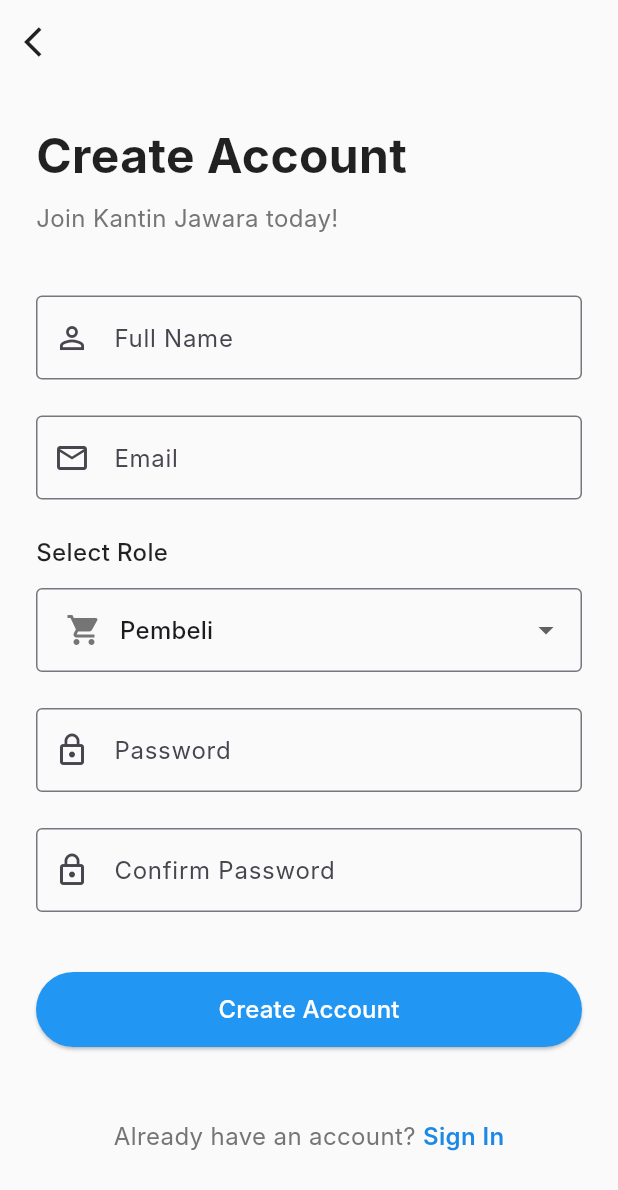
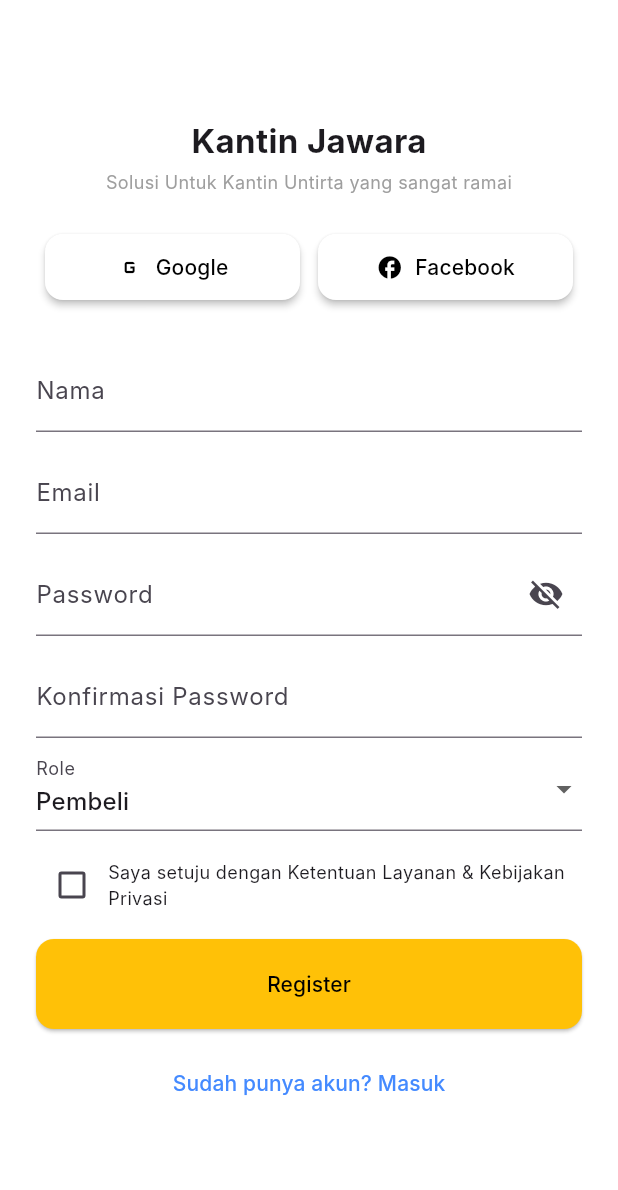
Before and after one commit to penyulaut/Kantin-Jawara, a Flutter app: the RegisterScreen screen opened directly, on a phone screen of 412 x 824 dp. Shown: the top 1190 px of the screen. Run offline on Flutter 3.47's test engine with Material 3 defaults, Android fonts, the phone set to English and light mode, and no system bars; our stand-ins replace get, image_picker, shared_preferences; accounts and stored records are empty; network calls fail; Roboto replaces fonts that are missing (Inter).

Commit message:
UI Login dan Register

```diff
--- a/lib/screens/auth/register_screen.dart
+++ b/lib/screens/auth/register_screen.dart
@@ -1,3 +1,4 @@
+// import 'dart:convert';
 import 'package:flutter/material.dart';
 import 'package:get/get.dart';
 import '../../controllers/auth_controller.dart';
@@ -5,7 +6,6 @@
 
 class RegisterScreen extends StatefulWidget {
   const RegisterScreen({super.key});
-
   @override
   State<RegisterScreen> createState() => _RegisterScreenState();
 }
@@ -19,6 +19,8 @@
   final AuthController _authController = Get.find<AuthController>();
 
   UserRole _selectedRole = UserRole.pembeli;
+  bool _agreed = false;
+  bool _passwordVisible = false;
 
   @override
   void dispose() {
@@ -70,6 +72,13 @@
   }
 
   void _handleRegister() {
+    if (!_agreed) {
+      ScaffoldMessenger.of(context).showSnackBar(
+        const SnackBar(content: Text('Anda harus menyetujui ketentuan.')),
+      );
+      return;
+    }
+
     if (_formKey.currentState!.validate()) {
       _authController.register(
         name: _nameController.text.trim(),
@@ -83,218 +92,104 @@
   @override
   Widget build(BuildContext context) {
     return Scaffold(
-      backgroundColor: Colors.grey[50],
-      appBar: AppBar(
-        backgroundColor: Colors.transparent,
-        elevation: 0,
-        leading: IconButton(
-          icon: const Icon(Icons.arrow_back_ios, color: Colors.black87),
-          onPressed: () {
-            // Clear error message sebelum navigasi
-            _authController.clearErrorOnNavigation();
-            Get.back();
-          },
-        ),
-      ),
-      body: SafeArea(
+      backgroundColor: Colors.white,
+      body: Center(
         child: SingleChildScrollView(
-          padding: const EdgeInsets.all(24.0),
+          padding: const EdgeInsets.symmetric(horizontal: 24.0),
           child: Form(
             key: _formKey,
             child: Column(
-              crossAxisAlignment: CrossAxisAlignment.start,
+              crossAxisAlignment: CrossAxisAlignment.center,
               children: [
-                // Header
+                const Text('Kantin Jawara',
+                    style:
+                        TextStyle(fontSize: 22, fontWeight: FontWeight.bold)),
+                const SizedBox(height: 4),
                 const Text(
-                  'Create Account',
-                  style: TextStyle(
-                    fontSize: 32,
-                    fontWeight: FontWeight.bold,
-                    color: Colors.black87,
-                  ),
-                ),
-                const SizedBox(height: 8),
-                Text(
-                  'Join Kantin Jawara today!',
-                  style: TextStyle(fontSize: 16, color: Colors.grey[600]),
-                ),
-                const SizedBox(height: 40),
-
-                // Name Field
-                TextFormField(
-                  controller: _nameController,
-                  validator: _validateName,
-                  onChanged: (value) {
-                    // Clear error saat user mengetik
-                    if (_authController.errorMessage.isNotEmpty) {
-                      _authController.clearError();
-                    }
-                  },
-                  decoration: const InputDecoration(
-                    labelText: 'Full Name',
-                    hintText: 'Enter your full name',
-                    prefixIcon: Icon(Icons.person_outline),
-                    border: OutlineInputBorder(),
-                  ),
+                  'Solusi Untuk Kantin Untirta yang sangat ramai',
+                  textAlign: TextAlign.center,
+                  style: TextStyle(fontSize: 12, color: Colors.grey),
                 ),
                 const SizedBox(height: 24),
 
-                // Email Field
-                TextFormField(
-                  controller: _emailController,
-                  keyboardType: TextInputType.emailAddress,
-                  validator: _validateEmail,
-                  onChanged: (value) {
-                    // Clear error saat user mengetik
-                    if (_authController.errorMessage.isNotEmpty) {
-                      _authController.clearError();
-                    }
-                  },
-                  decoration: const InputDecoration(
-                    labelText: 'Email',
-                    hintText: 'Enter your email',
-                    prefixIcon: Icon(Icons.email_outlined),
-                    border: OutlineInputBorder(),
-                  ),
+                Row(
+                  mainAxisAlignment: MainAxisAlignment.spaceEvenly,
+                  children: [
+                    _socialButton("Google", Icons.g_mobiledata),
+                    _socialButton("Facebook", Icons.facebook),
+                  ],
                 ),
+
                 const SizedBox(height: 24),
 
-                // Role Selection
-                const Text(
-                  'Select Role',
-                  style: TextStyle(
-                    fontSize: 16,
-                    fontWeight: FontWeight.w500,
-                    color: Colors.black87,
-                  ),
-                ),
-                const SizedBox(height: 12),
+                _inputField("Nama", _nameController, _validateName),
+                _inputField("Email", _emailController, _validateEmail, keyboardType: TextInputType.emailAddress),
+                _passwordField(),
+                _inputField("Konfirmasi Password", _confirmPasswordController, _validateConfirmPassword, obscure: true),
+
                 DropdownButtonFormField<UserRole>(
                   value: _selectedRole,
-                  decoration: const InputDecoration(
-                    border: OutlineInputBorder(),
-                    contentPadding: EdgeInsets.symmetric(
-                      horizontal: 16,
-                      vertical: 16,
+                  decoration: const InputDecoration(labelText: 'Role'),
+                  items: [UserRole.penjual, UserRole.pembeli]
+                      .map((role) => DropdownMenuItem(
+                            value: role,
+                            child: Text(_getRoleDisplayName(role)),
+                          ))
+                      .toList(),
+                  onChanged: (val) => setState(() => _selectedRole = val!),
+                ),
+
+                const SizedBox(height: 12),
+
+                Row(
+                  children: [
+                    Checkbox(
+                      value: _agreed,
+                      onChanged: (val) => setState(() => _agreed = val ?? false),
                     ),
-                  ),
-                  onChanged: (UserRole? newValue) {
-                    setState(() {
-                      _selectedRole = newValue!;
-                    });
-                  },
-                  items: [UserRole.pembeli, UserRole.penjual]
-                      .map<DropdownMenuItem<UserRole>>((UserRole role) {
-                        return DropdownMenuItem<UserRole>(
-                          value: role,
-                          child: Row(
-                            children: [
-                              Icon(_getRoleIcon(role), color: Colors.grey[600]),
-                              const SizedBox(width: 12),
-                              Text(_getRoleDisplayName(role)),
-                            ],
-                          ),
-                        );
-                      })
-                      .toList(),
-                ),
-                const SizedBox(height: 24),
-
-                // Password Field
-                TextFormField(
-                  controller: _passwordController,
-                  obscureText: true,
-                  validator: _validatePassword,
-                  decoration: const InputDecoration(
-                    labelText: 'Password',
-                    hintText: 'Enter your password',
-                    prefixIcon: Icon(Icons.lock_outline),
-                    border: OutlineInputBorder(),
-                  ),
-                ),
-                const SizedBox(height: 24),
-
-                // Confirm Password Field
-                TextFormField(
-                  controller: _confirmPasswordController,
-                  obscureText: true,
-                  validator: _validateConfirmPassword,
-                  decoration: const InputDecoration(
-                    labelText: 'Confirm Password',
-                    hintText: 'Confirm your password',
-                    prefixIcon: Icon(Icons.lock_outline),
-                    border: OutlineInputBorder(),
-                  ),
-                ),
-                const SizedBox(height: 40),
-
-                // Register Button
-                Obx(
-                  () => SizedBox(
-                    width: double.infinity,
-                    height: 50,
-                    child: ElevatedButton(
-                      onPressed: _authController.isLoading
-                          ? null
-                          : _handleRegister,
-                      style: ElevatedButton.styleFrom(
-                        backgroundColor: Colors.blue,
-                        foregroundColor: Colors.white,
-                      ),
-                      child: _authController.isLoading
-                          ? const CircularProgressIndicator(color: Colors.white)
-                          : const Text(
-                              'Create Account',
-                              style: TextStyle(fontSize: 16),
-                            ),
-                    ),
-                  ),
-                ),
-                const SizedBox(height: 24),
-
-                // Error Message
-                Obx(
-                  () => _authController.errorMessage.isNotEmpty
-                      ? Container(
-                          padding: const EdgeInsets.all(12),
-                          decoration: BoxDecoration(
-                            color: Colors.red[50],
-                            border: Border.all(color: Colors.red[300]!),
-                            borderRadius: BorderRadius.circular(8),
-                          ),
-                          child: Text(
-                            _authController.errorMessage,
-                            style: TextStyle(color: Colors.red[700]),
-                          ),
-                        )
-                      : const SizedBox.shrink(),
-                ),
-                const SizedBox(height: 24),
-
-                // Sign In Link
-                Row(
-                  mainAxisAlignment: MainAxisAlignment.center,
-                  children: [
-                    Text(
-                      'Already have an account? ',
-                      style: TextStyle(color: Colors.grey[600], fontSize: 16),
-                    ),
-                    GestureDetector(
-                      onTap: () {
-                        // Clear error message sebelum navigasi
-                        _authController.clearErrorOnNavigation();
-                        Get.back();
-                      },
+                    const Flexible(
                       child: Text(
-                        'Sign In',
-                        style: TextStyle(
-                          color: Colors.blue[600],
-                          fontSize: 16,
-                          fontWeight: FontWeight.w600,
-                        ),
+                        "Saya setuju dengan Ketentuan Layanan & Kebijakan Privasi",
+                        style: TextStyle(fontSize: 12),
                       ),
                     ),
                   ],
+                ),
+
+                const SizedBox(height: 12),
+
+                Obx(() => SizedBox(
+                  width: double.infinity,
+                  child: ElevatedButton(
+                    onPressed: _authController.isLoading ? null : _handleRegister,
+                    style: ElevatedButton.styleFrom(
+                      backgroundColor: const Color(0xFFFFC107),
+                      foregroundColor: Colors.black,
+                      padding: const EdgeInsets.symmetric(vertical: 20),
+                      shape: RoundedRectangleBorder(
+                          borderRadius: BorderRadius.circular(12)),
+                    ),
+                    child: _authController.isLoading
+                        ? const CircularProgressIndicator()
+                        : const Text('Register'),
+                  ),
+                )),
+
+                const SizedBox(height: 12),
+                Obx(() => _authController.errorMessage.isNotEmpty
+                    ? Text(_authController.errorMessage,
+                        style: const TextStyle(color: Colors.red))
+                    : const SizedBox.shrink()),
+
+                TextButton(
+                  onPressed: () {
+                    _authController.clearErrorOnNavigation();
+                    Get.back();
+                  },
+                  child: const Text(
+                    'Sudah punya akun? Masuk',
+                    style: TextStyle(color: Colors.blueAccent),
+                  ),
                 ),
               ],
             ),
@@ -304,15 +199,62 @@
     );
   }
 
-  IconData _getRoleIcon(UserRole role) {
-    switch (role) {
-      case UserRole.admin:
-        return Icons.admin_panel_settings;
-      case UserRole.penjual:
-        return Icons.store;
-      case UserRole.pembeli:
-        return Icons.shopping_cart;
-    }
+  Widget _inputField(String label, TextEditingController controller, FormFieldValidator<String>? validator,
+      {bool obscure = false, TextInputType? keyboardType}) {
+    return Padding(
+      padding: const EdgeInsets.symmetric(vertical: 6),
+      child: TextFormField(
+        controller: controller,
+        validator: validator,
+        obscureText: obscure,
+        keyboardType: keyboardType,
+        onChanged: (_) {
+          if (_authController.errorMessage.isNotEmpty) {
+            _authController.clearError();
+          }
+        },
+        decoration: InputDecoration(labelText: label),
+      ),
+    );
+  }
+
+  Widget _passwordField() {
+    return Padding(
+      padding: const EdgeInsets.symmetric(vertical: 6),
+      child: TextFormField(
+        controller: _passwordController,
+        obscureText: !_passwordVisible,
+        validator: _validatePassword,
+        decoration: InputDecoration(
+          labelText: 'Password',
+          suffixIcon: IconButton(
+            icon: Icon(_passwordVisible ? Icons.visibility : Icons.visibility_off),
+            onPressed: () => setState(() => _passwordVisible = !_passwordVisible),
+          ),
+        ),
+      ),
+    );
+  }
+
+  Widget _socialButton(String text, IconData icon) {
+    return Expanded(
+      child: Container(
+        margin: const EdgeInsets.symmetric(horizontal: 6),
+        child: ElevatedButton.icon(
+          icon: Icon(icon, color: Colors.black),
+          label: Text(text, style: const TextStyle(color: Colors.black)),
+          onPressed: () {},
+          style: ElevatedButton.styleFrom(
+            elevation: 2,
+            backgroundColor: Colors.white,
+            padding: const EdgeInsets.symmetric(vertical: 12),
+            shape: RoundedRectangleBorder(
+              borderRadius: BorderRadius.circular(12),
+            ),
+          ),
+        ),
+      ),
+    );
   }
 
   String _getRoleDisplayName(UserRole role) {
```
Also changed, not shown: lib/screens/auth/login_screen.dart (+130 -124 lines).
